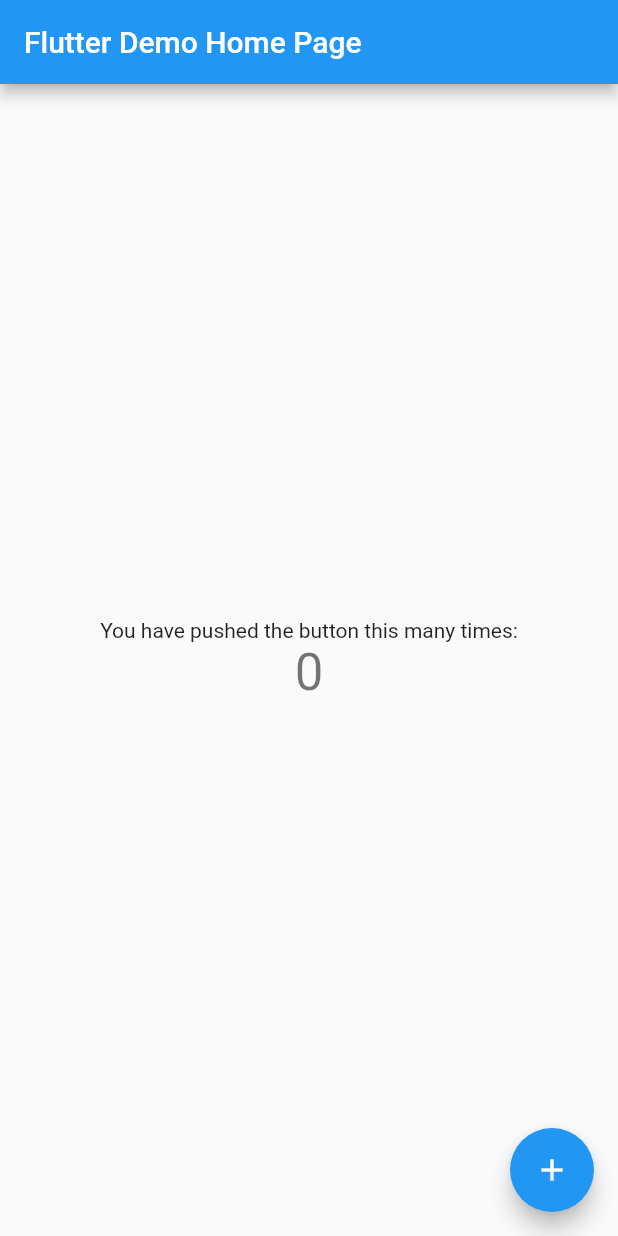
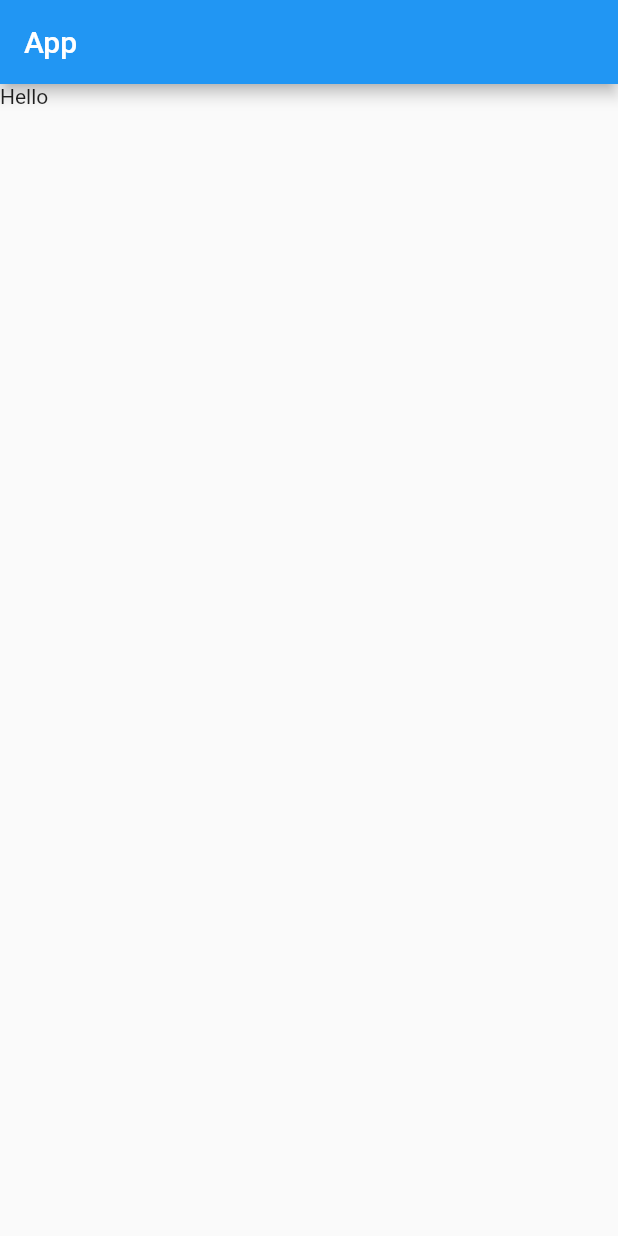
Before and after one commit to ZainNaqvi/Birthday-reminder-sqflite, a Flutter app: the screen it shows after launch, on a phone screen of 412 x 824 dp. Run offline on Flutter 3.47's test engine with Material 2 defaults, Android fonts, the phone set to English and light mode, and no system bars.

Commit message:
Added themes to the application

```diff
--- a/lib/main.dart
+++ b/lib/main.dart
@@ -1,3 +1,5 @@
+import 'package:example_todo_sqflite/themes.dart';
+import 'package:example_todo_sqflite/ui/home_page.dart';
 import 'package:flutter/material.dart';
 
 void main() {
@@ -12,104 +14,10 @@ class MyApp extends StatelessWidget {
   Widget build(BuildContext context) {
     return MaterialApp(
       title: 'Flutter Demo',
-      theme: ThemeData(
-        // This is the theme of your application.
-        //
-        // Try running your application with "flutter run". You'll see the
-        // application has a blue toolbar. Then, without quitting the app, try
-        // changing the primarySwatch below to Colors.green and then invoke
-        // "hot reload" (press "r" in the console where you ran "flutter run",
-        // or simply save your changes to "hot reload" in a Flutter IDE).
-        // Notice that the counter didn't reset back to zero; the application
-        // is not restarted.
-        primarySwatch: Colors.blue,
-      ),
-      home: const MyHomePage(title: 'Flutter Demo Home Page'),
+      theme: Themes.light,
+      darkTheme: Themes.dark,
+      themeMode: ThemeMode.light,
+      home: const HomePage(),
     );
   }
 }
-
-class MyHomePage extends StatefulWidget {
-  const MyHomePage({Key? key, required this.title}) : super(key: key);
-
-  // This widget is the home page of your application. It is stateful, meaning
-  // that it has a State object (defined below) that contains fields that affect
-  // how it looks.
-
-  // This class is the configuration for the state. It holds the values (in this
-  // case the title) provided by the parent (in this case the App widget) and
-  // used by the build method of the State. Fields in a Widget subclass are
-  // always marked "final".
-
-  final String title;
-
-  @override
-  State<MyHomePage> createState() => _MyHomePageState();
-}
-
-class _MyHomePageState extends State<MyHomePage> {
-  int _counter = 0;
-
-  void _incrementCounter() {
-    setState(() {
-      // This call to setState tells the Flutter framework that something has
-      // changed in this State, which causes it to rerun the build method below
-      // so that the display can reflect the updated values. If we changed
-      // _counter without calling setState(), then the build method would not be
-      // called again, and so nothing would appear to happen.
-      _counter++;
-    });
-  }
-
-  @override
-  Widget build(BuildContext context) {
-    // This method is rerun every time setState is called, for instance as done
-    // by the _incrementCounter method above.
-    //
-    // The Flutter framework has been optimized to make rerunning build methods
-    // fast, so that you can just rebuild anything that needs updating rather
-    // than having to individually change instances of widgets.
-    return Scaffold(
-      appBar: AppBar(
-        // Here we take the value from the MyHomePage object that was created by
-        // the App.build method, and use it to set our appbar title.
-        title: Text(widget.title),
-      ),
-      body: Center(
-        // Center is a layout widget. It takes a single child and positions it
-        // in the middle of the parent.
-        child: Column(
-          // Column is also a layout widget. It takes a list of children and
-          // arranges them vertically. By default, it sizes itself to fit its
-          // children horizontally, and tries to be as tall as its parent.
-          //
-          // Invoke "debug painting" (press "p" in the console, choose the
-          // "Toggle Debug Paint" action from the Flutter Inspector in Android
-          // Studio, or the "Toggle Debug Paint" command in Visual Studio Code)
-          // to see the wireframe for each widget.
-          //
-          // Column has various properties to control how it sizes itself and
-          // how it positions its children. Here we use mainAxisAlignment to
-          // center the children vertically; the main axis here is the vertical
-          // axis because Columns are vertical (the cross axis would be
-          // horizontal).
-          mainAxisAlignment: MainAxisAlignment.center,
-          children: <Widget>[
-            const Text(
-              'You have pushed the button this many times:',
-            ),
-            Text(
-              '$_counter',
-              style: Theme.of(context).textTheme.headline4,
-            ),
-          ],
-        ),
-      ),
-      floatingActionButton: FloatingActionButton(
-        onPressed: _incrementCounter,
-        tooltip: 'Increment',
-        child: const Icon(Icons.add),
-      ), // This trailing comma makes auto-formatting nicer for build methods.
-    );
-  }
-}
--- /dev/null
+++ b/lib/themes.dart
@@ -0,0 +1,14 @@
+import 'package:flutter/material.dart';
+
+class Themes {
+  // light theme
+  static final light = ThemeData(
+    primaryColor: Colors.blue,
+    brightness: Brightness.light,
+  );
+  // dark theme
+  static final dark = ThemeData(
+    primaryColor: Colors.yellow,
+    brightness: Brightness.dark,
+  );
+}
--- /dev/null
+++ b/lib/ui/home_page.dart
@@ -0,0 +1,15 @@
+import 'package:flutter/material.dart';
+
+class HomePage extends StatelessWidget {
+  const HomePage({Key? key}) : super(key: key);
+
+  @override
+  Widget build(BuildContext context) {
+    return Scaffold(
+      appBar: AppBar(
+        title: Text("App"),
+      ),
+      body: Text("Hello"),
+    );
+  }
+}
```
Also changed, not shown: lib/db.dart (deleted, +0 -108 lines), lib/todoModel.dart (deleted, +0 -76 lines).
